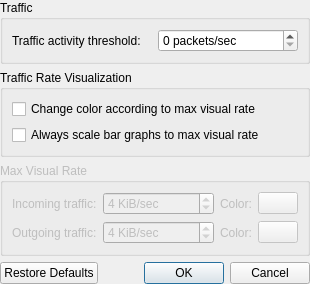
Qt form src/kcm/themecfg.ui (KDE/knemo) before a commit.
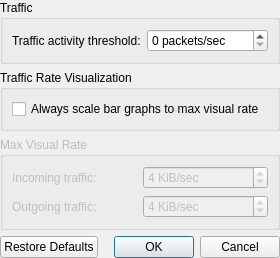
The same form after that commit. Custom widgets are drawn as their Qt base class.

Commit message:
Use KColorScheme for text and bar icons
For now (?) use the Active and Neutral colors for rx & tx respectively.

This also means that there's no more dynamic color change depending on
traffic rate.

```diff
--- a/src/kcm/themecfg.ui
+++ b/src/kcm/themecfg.ui
@@ -45,16 +45,6 @@
       <string>Traffic Rate Visualization</string>
      </property>
      <layout class="QVBoxLayout" name="verticalLayout_3">
-      <item>
-       <widget class="QCheckBox" name="checkDynColor">
-        <property name="whatsThis">
-         <string>If checked, the transmit and receive colors will change according to the traffic rate.  As the traffic rate increases, the color will change from the default color, to the max rate color.</string>
-        </property>
-        <property name="text">
-         <string>Change color according to max visual rate</string>
-        </property>
-       </widget>
-      </item>
       <item>
        <widget class="QCheckBox" name="checkBarScale">
         <property name="whatsThis">
@@ -105,23 +95,6 @@
           </property>
          </widget>
         </item>
-        <item>
-         <widget class="QLabel" name="label">
-          <property name="enabled">
-           <bool>false</bool>
-          </property>
-          <property name="text">
-           <string>Color:</string>
-          </property>
-         </widget>
-        </item>
-        <item>
-         <widget class="KColorButton" name="colorIncomingMax">
-          <property name="enabled">
-           <bool>false</bool>
-          </property>
-         </widget>
-        </item>
        </layout>
       </item>
       <item>
@@ -152,23 +125,6 @@
           </property>
          </widget>
         </item>
-        <item>
-         <widget class="QLabel" name="label_2">
-          <property name="enabled">
-           <bool>false</bool>
-          </property>
-          <property name="text">
-           <string>Color:</string>
-          </property>
-         </widget>
-        </item>
-        <item>
-         <widget class="KColorButton" name="colorOutgoingMax">
-          <property name="enabled">
-           <bool>false</bool>
-          </property>
-         </widget>
-        </item>
        </layout>
       </item>
      </layout>
@@ -196,13 +152,6 @@
    </item>
   </layout>
  </widget>
- <customwidgets>
-  <customwidget>
-   <class>KColorButton</class>
-   <extends>QPushButton</extends>
-   <header>kcolorbutton.h</header>
-  </customwidget>
- </customwidgets>
  <tabstops>
   <tabstop>spinBoxTrafficThreshold</tabstop>
   <tabstop>checkBarScale</tabstop>
```
Left out of the diff: 81 changed lines with no effect on the pictures. The commit also changes 12 other files.
